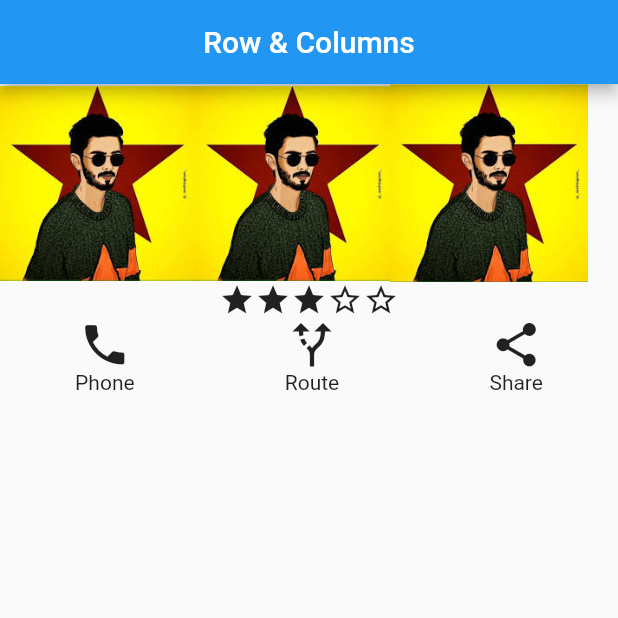
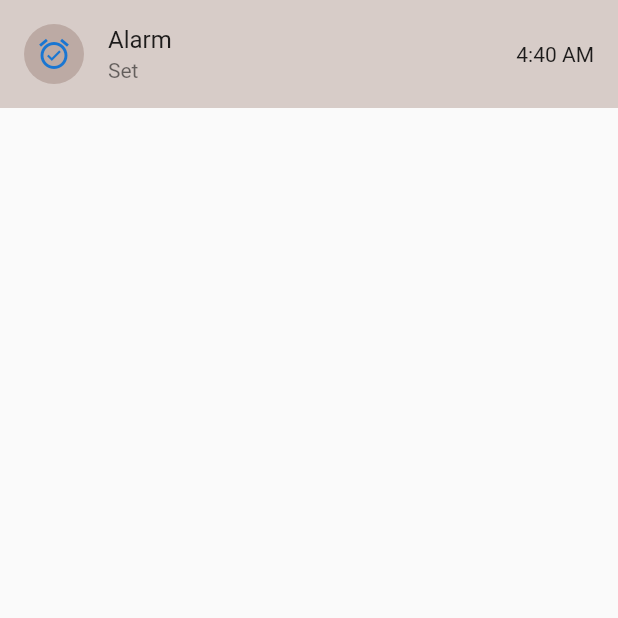
Before and after one commit to theeeep/Flutter-Basic-App, a Flutter app: the screen it shows after launch, on a phone screen of 412 x 824 dp, the top half of it. Run offline on Flutter 3.47's test engine with Material 2 defaults, Android fonts, the phone set to English and light mode, and no system bars.

Commit message:
static list View

```diff
--- a/lib/main.dart
+++ b/lib/main.dart
@@ -2,6 +2,7 @@
 
 // import 'screens/Home.dart';
 import 'package:basic_app/screens/RowCol.dart';
+import 'screens/ListView.dart';
 
 // import 'screens/Appbar.dart';
 
@@ -19,6 +20,6 @@ class MyApp extends StatelessWidget {
         title: "My FLutter App",
         themeMode: ThemeMode.system,
         debugShowCheckedModeBanner: false,
-        home: RowCol());
+        home: ListVieww());
   }
 }
--- /dev/null
+++ b/lib/screens/ListView.dart
@@ -0,0 +1,28 @@
+import 'package:flutter/material.dart';
+
+class ListVieww extends StatelessWidget {
+  const ListVieww({Key? key}) : super(key: key);
+
+  @override
+  Widget build(BuildContext context) {
+    return Scaffold(
+      body: Container(
+        child: ListView(
+          children: [
+            ListTile(
+              leading: CircleAvatar(
+                child: Icon(Icons.alarm_on_sharp),
+                backgroundColor: Colors.brown.shade200,
+              ),
+              title: Text("Alarm"),
+              subtitle: Text("Set"),
+              trailing: Text("4:40 AM"),
+              onTap: () {},
+              tileColor: Colors.brown.shade100,
+            ),
+          ],
+        ),
+      ),
+    );
+  }
+}
```
